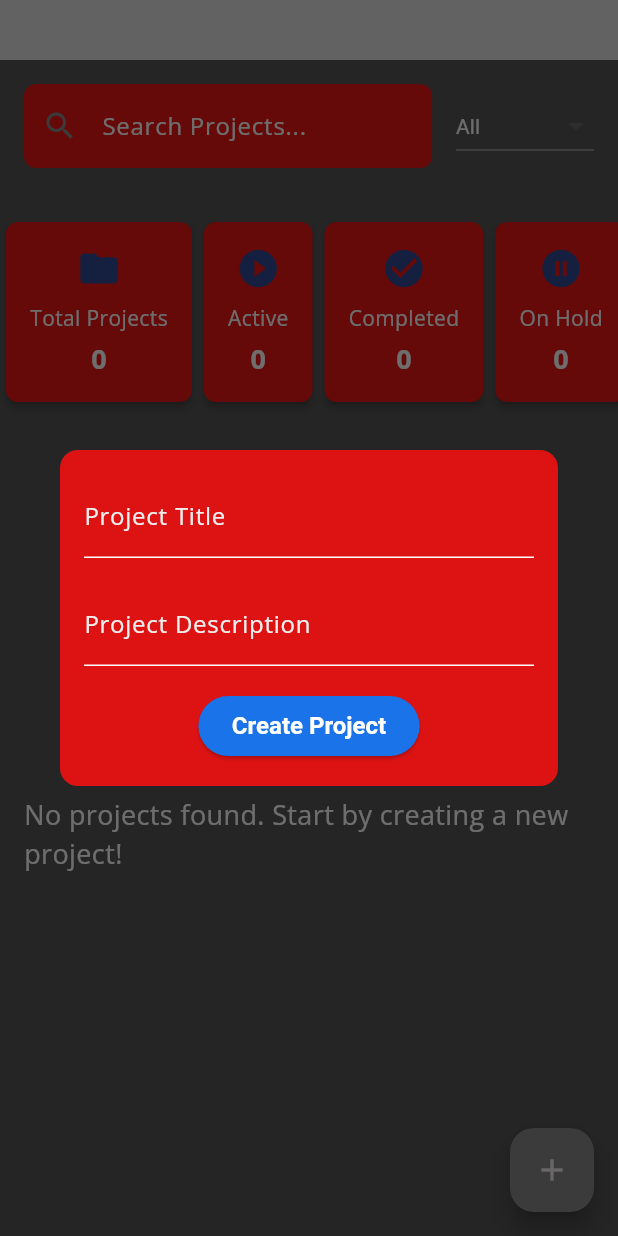
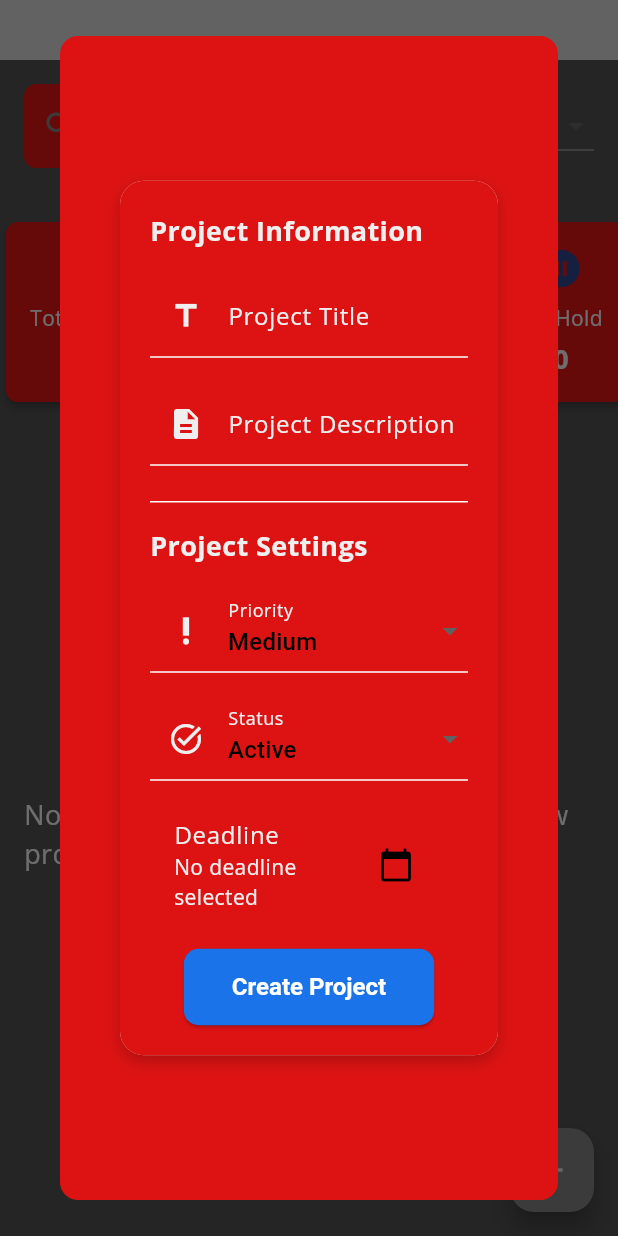
Before and after one commit to Abdirahmannor/task_manager_app, a Flutter app: the ProjectsScreen screen opened by its route, after a tap on the "add" icon, on a phone screen of 412 x 824 dp. Run offline on Flutter 3.47's test engine with Material 3 defaults, Android fonts, the phone set to English and light mode, and no system bars; our stand-ins replace google_fonts, hive, hive_flutter, shared_preferences, sqflite, sqflite_common_ffi and 1 more; missing offline and left inert: bitsdojo_window, window_manager; accounts and stored records are empty.

Commit message:
Version 5.0: prject card add.

```diff
--- /dev/null
+++ b/lib/ui/screens/ProjectCreationScreen.dart
@@ -0,0 +1,207 @@
+import 'package:flutter/material.dart';
+import 'package:intl/intl.dart'; // For date formatting
+import '../../../theme/app_theme.dart';
+import '../../../utills/project_manager.dart';
+
+class ProjectCreationCard extends StatefulWidget {
+  final String? projectId;
+  final String? initialTitle;
+  final String? initialDescription;
+
+  const ProjectCreationCard({
+    Key? key,
+    this.projectId,
+    this.initialTitle,
+    this.initialDescription,
+  }) : super(key: key);
+
+  @override
+  _ProjectCreationCardState createState() => _ProjectCreationCardState();
+}
+
+class _ProjectCreationCardState extends State<ProjectCreationCard> {
+  late TextEditingController titleController;
+  late TextEditingController descriptionController;
+  final ProjectManager _projectManager = ProjectManager();
+  String _selectedPriority = 'Medium'; // Default priority
+  String _selectedStatus = 'Active'; // Default status
+  DateTime? _selectedDeadline; // Holds selected date
+
+  @override
+  void initState() {
+    super.initState();
+    titleController = TextEditingController(text: widget.initialTitle);
+    descriptionController =
+        TextEditingController(text: widget.initialDescription);
+  }
+
+  @override
+  void dispose() {
+    titleController.dispose();
+    descriptionController.dispose();
+    super.dispose();
+  }
+
+  void _saveProject() {
+    final String title = titleController.text.trim();
+    final String description = descriptionController.text.trim();
+
+    if (title.isNotEmpty) {
+      final String projectId =
+          widget.projectId ?? DateTime.now().millisecondsSinceEpoch.toString();
+      _projectManager.saveProject(
+        projectId,
+        {
+          'id': projectId,
+          'title': title,
+          'description': description,
+          'priority': _selectedPriority,
+          'status': _selectedStatus,
+          'deadline': _selectedDeadline?.toIso8601String() ?? '',
+        },
+      );
+      ScaffoldMessenger.of(context).showSnackBar(
+        SnackBar(
+          content: Text(widget.projectId == null
+              ? 'Project created successfully!'
+              : 'Project updated successfully!'),
+          backgroundColor: AppTheme.sidebarSelectedColor,
+        ),
+      );
+      Navigator.of(context).pop();
+    } else {
+      ScaffoldMessenger.of(context).showSnackBar(
+        const SnackBar(
+          content: Text('Project title cannot be empty.'),
+          backgroundColor: Colors.red,
+        ),
+      );
+    }
+  }
+
+  Future<void> _selectDeadline() async {
+    DateTime? pickedDate = await showDatePicker(
+      context: context,
+      initialDate: DateTime.now(),
+      firstDate: DateTime.now(),
+      lastDate: DateTime(2100),
+    );
+
+    if (pickedDate != null) {
+      setState(() {
+        _selectedDeadline = pickedDate;
+      });
+    }
+  }
+
+  @override
+  Widget build(BuildContext context) {
+    return Padding(
+      padding: const EdgeInsets.all(16.0),
+      child: Column(
+        mainAxisSize: MainAxisSize.min,
+        crossAxisAlignment: CrossAxisAlignment.start,
+        children: [
+          const Text(
+            "Project Information",
+            style: TextStyle(
+              color: AppTheme.textColor,
+              fontSize: 16,
+              fontWeight: FontWeight.bold,
+            ),
+          ),
+          const SizedBox(height: 16),
+          TextField(
+            controller: titleController,
+            decoration: const InputDecoration(
+              labelText: 'Project Title',
+              labelStyle: TextStyle(color: AppTheme.textColor),
+            ),
+          ),
+          const SizedBox(height: 16),
+          TextField(
+            controller: descriptionController,
+            decoration: const InputDecoration(
+              labelText: 'Project Description',
+              labelStyle: TextStyle(color: AppTheme.textColor),
+            ),
+          ),
+          const SizedBox(height: 16),
+          const Divider(),
+          const SizedBox(height: 8),
+          const Text(
+            "Project Settings",
+            style: TextStyle(
+              color: AppTheme.textColor,
+              fontSize: 16,
+              fontWeight: FontWeight.bold,
+            ),
+          ),
+          const SizedBox(height: 16),
+          DropdownButtonFormField<String>(
+            value: _selectedPriority,
+            decoration: const InputDecoration(
+              labelText: 'Priority',
+              labelStyle: TextStyle(color: AppTheme.textColor),
+            ),
+            onChanged: (String? newValue) {
+              setState(() {
+                _selectedPriority = newValue!;
+              });
+            },
+            items: ['Low', 'Medium', 'High', 'Critical']
+                .map<DropdownMenuItem<String>>((String value) {
+              return DropdownMenuItem<String>(
+                value: value,
+                child: Text(value),
+              );
+            }).toList(),
+          ),
+          const SizedBox(height: 16),
+          DropdownButtonFormField<String>(
+            value: _selectedStatus,
+            decoration: const InputDecoration(
+              labelText: 'Status',
+              labelStyle: TextStyle(color: AppTheme.textColor),
+            ),
+            onChanged: (String? newValue) {
+              setState(() {
+                _selectedStatus = newValue!;
+              });
+            },
+            items: ['Active', 'On Hold', 'Completed', 'Overdue']
+                .map<DropdownMenuItem<String>>((String value) {
+              return DropdownMenuItem<String>(
+                value: value,
+                child: Text(value),
+              );
+            }).toList(),
+          ),
+          const SizedBox(height: 16),
+          ListTile(
+            title: const Text(
+              'Deadline',
+              style: TextStyle(color: AppTheme.textColor),
+            ),
+            subtitle: Text(
+              _selectedDeadline == null
+                  ? 'No deadline selected'
+                  : DateFormat.yMMMd().format(_selectedDeadline!),
+              style: const TextStyle(color: AppTheme.textColor),
+            ),
+            trailing: IconButton(
+              icon: const Icon(Icons.calendar_today),
+              onPressed: _selectDeadline,
+            ),
+          ),
+          const SizedBox(height: 16),
+          ElevatedButton(
+            onPressed: _saveProject,
+            child: Text(
+                widget.projectId == null ? 'Create Project' : 'Save Changes'),
+          ),
+        ],
+      ),
+    );
+  }
+}
--- a/lib/ui/widgets/ProjectCreationCard.dart
+++ b/lib/ui/widgets/ProjectCreationCard.dart
@@ -1,4 +1,5 @@
 import 'package:flutter/material.dart';
+import 'package:intl/intl.dart'; // For date formatting
 import '../../../theme/app_theme.dart';
 import '../../../utills/project_manager.dart';
 
@@ -22,6 +23,9 @@ class _ProjectCreationCardState extends State<ProjectCreationCard> {
   late TextEditingController titleController;
   late TextEditingController descriptionController;
   final ProjectManager _projectManager = ProjectManager();
+  String _selectedPriority = 'Medium'; // Default priority
+  String _selectedStatus = 'Active'; // Default status
+  DateTime? _selectedDeadline; // Holds selected date
 
   @override
   void initState() {
@@ -51,6 +55,9 @@ class _ProjectCreationCardState extends State<ProjectCreationCard> {
           'id': projectId,
           'title': title,
           'description': description,
+          'priority': _selectedPriority,
+          'status': _selectedStatus,
+          'deadline': _selectedDeadline?.toIso8601String() ?? '',
         },
       );
       ScaffoldMessenger.of(context).showSnackBar(
@@ -72,17 +79,60 @@ class _ProjectCreationCardState extends State<ProjectCreationCard> {
     }
   }
 
+  Future<void> _selectDeadline() async {
+    DateTime? pickedDate = await showDatePicker(
+      context: context,
+      initialDate: DateTime.now(),
+      firstDate: DateTime.now(),
+      lastDate: DateTime(2100),
+    );
+
+    if (pickedDate != null) {
+      setState(() {
+        _selectedDeadline = pickedDate;
+      });
+    }
+  }
+
   @override
   Widget build(BuildContext context) {
-    return Padding(
-      padding: const EdgeInsets.all(16.0),
+    return Dialog(
+      shape: RoundedRectangleBorder(
+        borderRadius: BorderRadius.circular(16.0),
+      ),
+      elevation: 16,
+      backgroundColor: Colors.white.withOpacity(0.95),
+      child: Container(
+        padding: const EdgeInsets.all(20.0),
+        decoration: BoxDecoration(
+          color: Theme.of(context).cardColor,
+          borderRadius: BorderRadius.circular(16),
+          boxShadow: [
+            BoxShadow(
+              color: Colors.black.withOpacity(0.2),
+              offset: Offset(0, 4),
+              blurRadius: 8,
+            ),
+          ],
+        ),
+        child: SingleChildScrollView(
           child: Column(
-        mainAxisSize: MainAxisSize.min,
+            crossAxisAlignment: CrossAxisAlignment.start,
             children: [
+              const Text(
+                "Project Information",
+                style: TextStyle(
+                  color: AppTheme.textColor,
+                  fontSize: 18,
+                  fontWeight: FontWeight.bold,
+                ),
+              ),
+              const SizedBox(height: 16),
               TextField(
                 controller: titleController,
                 decoration: const InputDecoration(
                   labelText: 'Project Title',
+                  prefixIcon: Icon(Icons.title, color: AppTheme.textColor),
                   labelStyle: TextStyle(color: AppTheme.textColor),
                 ),
               ),
@@ -91,16 +141,101 @@ class _ProjectCreationCardState extends State<ProjectCreationCard> {
                 controller: descriptionController,
                 decoration: const InputDecoration(
                   labelText: 'Project Description',
+                  prefixIcon:
+                      Icon(Icons.description, color: AppTheme.textColor),
                   labelStyle: TextStyle(color: AppTheme.textColor),
                 ),
               ),
               const SizedBox(height: 16),
-          ElevatedButton(
+              const Divider(),
+              const SizedBox(height: 8),
+              const Text(
+                "Project Settings",
+                style: TextStyle(
+                  color: AppTheme.textColor,
+                  fontSize: 18,
+                  fontWeight: FontWeight.bold,
+                ),
+              ),
+              const SizedBox(height: 16),
+              DropdownButtonFormField<String>(
+                value: _selectedPriority,
+                decoration: const InputDecoration(
+                  labelText: 'Priority',
+                  prefixIcon:
+                      Icon(Icons.priority_high, color: AppTheme.textColor),
+                  labelStyle: TextStyle(color: AppTheme.textColor),
+                ),
+                onChanged: (String? newValue) {
+                  setState(() {
+                    _selectedPriority = newValue!;
+                  });
+                },
+                items: ['Low', 'Medium', 'High', 'Critical']
+                    .map<DropdownMenuItem<String>>((String value) {
+                  return DropdownMenuItem<String>(
+                    value: value,
+                    child: Text(value),
+                  );
+                }).toList(),
+              ),
+              const SizedBox(height: 16),
+              DropdownButtonFormField<String>(
+                value: _selectedStatus,
+                decoration: const InputDecoration(
+                  labelText: 'Status',
+                  prefixIcon: Icon(Icons.task_alt, color: AppTheme.textColor),
+                  labelStyle: TextStyle(color: AppTheme.textColor),
+                ),
+                onChanged: (String? newValue) {
+                  setState(() {
+                    _selectedStatus = newValue!;
+                  });
+                },
+                items: ['Active', 'On Hold', 'Completed', 'Overdue']
+                    .map<DropdownMenuItem<String>>((String value) {
+                  return DropdownMenuItem<String>(
+                    value: value,
+                    child: Text(value),
+                  );
+                }).toList(),
+              ),
+              const SizedBox(height: 16),
+              ListTile(
+                title: const Text(
+                  'Deadline',
+                  style: TextStyle(color: AppTheme.textColor),
+                ),
+                subtitle: Text(
+                  _selectedDeadline == null
+                      ? 'No deadline selected'
+                      : DateFormat.yMMMd().format(_selectedDeadline!),
+                  style: const TextStyle(color: AppTheme.textColor),
+                ),
+                trailing: IconButton(
+                  icon: const Icon(Icons.calendar_today),
+                  onPressed: _selectDeadline,
+                ),
+              ),
+              const SizedBox(height: 16),
+              Center(
+                child: ElevatedButton(
                   onPressed: _saveProject,
-            child: Text(
-                widget.projectId == null ? 'Create Project' : 'Save Changes'),
+                  style: ElevatedButton.styleFrom(
+                    padding: const EdgeInsets.symmetric(
+                        horizontal: 32, vertical: 16),
+                    shape: RoundedRectangleBorder(
+                      borderRadius: BorderRadius.circular(10),
+                    ),
+                  ),
+                  child: Text(widget.projectId == null
+                      ? 'Create Project'
+                      : 'Save Changes'),
+                ),
               ),
             ],
+          ),
+        ),
       ),
     );
   }
```
Also changed, not shown: 1 other file. Lines whose indentation alone changed are shown as unchanged.
